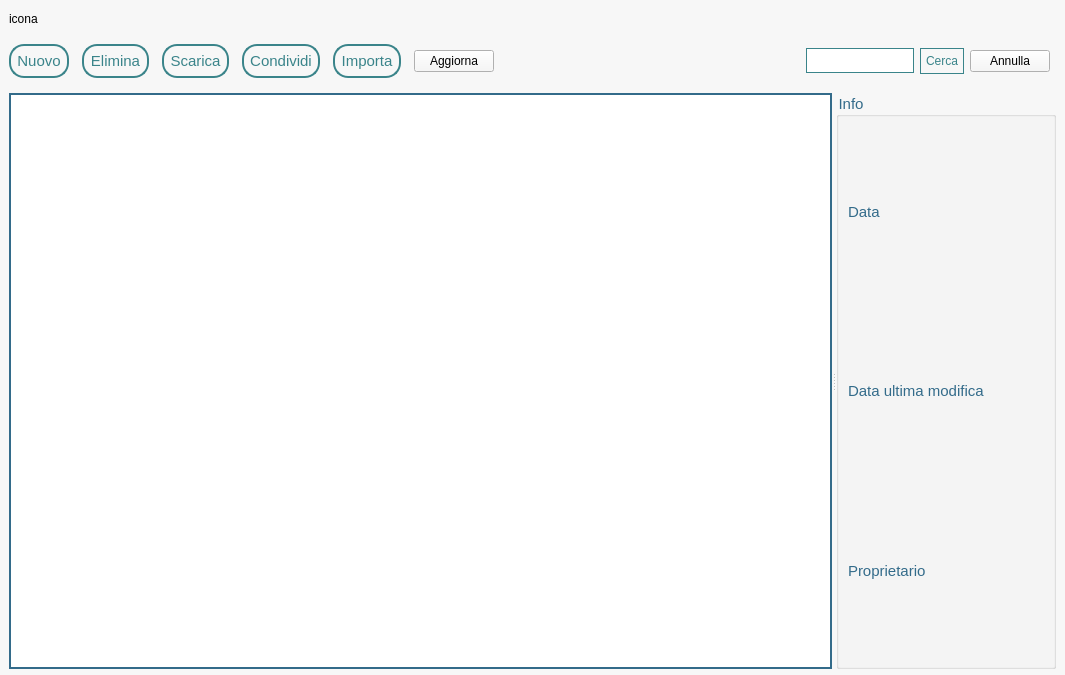
Old version of the form Client/principale.ui in the repository MarcoFlo/Google-Drive.
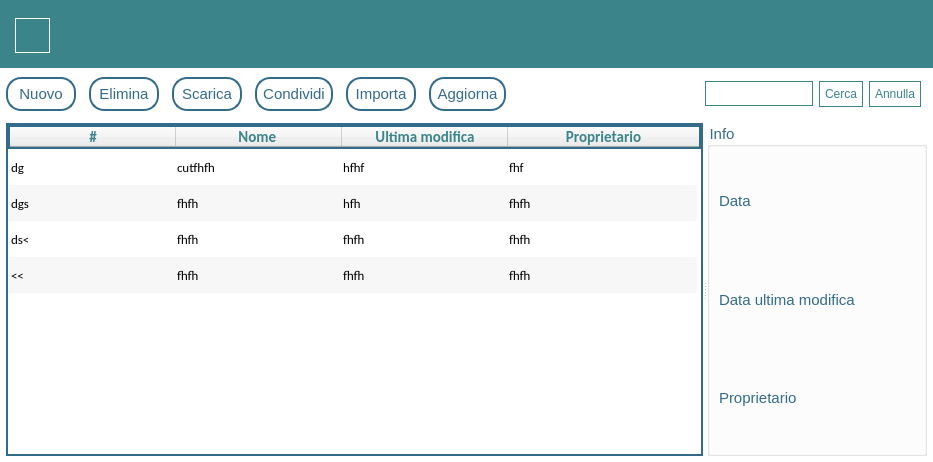
New version of the form.

Diff of the .ui file:
```diff
--- a/Client/principale.ui
+++ b/Client/principale.ui
@@ -6,8 +6,8 @@
    <rect>
     <x>0</x>
     <y>0</y>
-    <width>1065</width>
-    <height>675</height>
+    <width>933</width>
+    <height>462</height>
    </rect>
   </property>
   <property name="minimumSize">
@@ -20,7 +20,7 @@
    <string>MainWindow</string>
   </property>
   <property name="styleSheet">
-   <string notr="true">background-color: rgb(247, 247, 247);
+   <string notr="true">background-color: white;
 border-color:10px solid black;</string>
   </property>
   <widget class="QWidget" name="centralwidget">
@@ -36,35 +36,74 @@
      <height>0</height>
     </size>
    </property>
-   <layout class="QVBoxLayout" name="verticalLayout_2" stretch="0,0,0">
+   <property name="styleSheet">
+    <string notr="true"/>
+   </property>
+   <layout class="QVBoxLayout" name="verticalLayout_2" stretch="0,0">
     <property name="spacing">
-     <number>15</number>
+     <number>5</number>
     </property>
     <property name="sizeConstraint">
      <enum>QLayout::SetNoConstraint</enum>
     </property>
+    <property name="leftMargin">
+     <number>0</number>
+    </property>
+    <property name="topMargin">
+     <number>0</number>
+    </property>
+    <property name="rightMargin">
+     <number>0</number>
+    </property>
     <property name="bottomMargin">
-     <number>6</number>
+     <number>0</number>
     </property>
     <item>
-     <layout class="QHBoxLayout" name="barra1">
-      <property name="spacing">
-       <number>0</number>
+     <widget class="QGroupBox" name="">
+      <property name="styleSheet">
+       <string notr="true">background-color: #3a848a;
+border: none;</string>
       </property>
+      <layout class="QGridLayout" name="gridLayout">
       <property name="sizeConstraint">
        <enum>QLayout::SetDefaultConstraint</enum>
       </property>
-      <item>
+       <property name="leftMargin">
+        <number>12</number>
+       </property>
+       <property name="topMargin">
+        <number>12</number>
+       </property>
+       <property name="rightMargin">
+        <number>12</number>
+       </property>
+       <property name="bottomMargin">
+        <number>12</number>
+       </property>
+       <item row="0" column="0">
        <widget class="QLabel" name="icona">
+         <property name="sizePolicy">
+          <sizepolicy hsizetype="Fixed" vsizetype="Preferred">
+           <horstretch>0</horstretch>
+           <verstretch>0</verstretch>
+          </sizepolicy>
+         </property>
+         <property name="minimumSize">
+          <size>
+           <width>35</width>
+           <height>35</height>
+          </size>
+         </property>
         <property name="styleSheet">
-         <string notr="true">background-color:none;</string>
+          <string notr="true">background-color:none;
+border: 1px solid white</string>
         </property>
         <property name="text">
-         <string>icona</string>
+          <string/>
         </property>
        </widget>
       </item>
-      <item>
+       <item row="0" column="1">
        <layout class="QHBoxLayout" name="horizontalLayout">
         <item>
          <spacer name="horizontalSpacer_2">
@@ -82,7 +121,25 @@
        </layout>
       </item>
      </layout>
+     </widget>
     </item>
+    <item>
+     <layout class="QVBoxLayout" name="verticalLayout_3">
+      <property name="spacing">
+       <number>9</number>
+      </property>
+      <property name="leftMargin">
+       <number>6</number>
+      </property>
+      <property name="topMargin">
+       <number>1</number>
+      </property>
+      <property name="rightMargin">
+       <number>6</number>
+      </property>
+      <property name="bottomMargin">
+       <number>6</number>
+      </property>
     <item>
      <layout class="QHBoxLayout" name="barra2">
       <property name="spacing">
@@ -92,7 +149,10 @@
        <enum>QLayout::SetDefaultConstraint</enum>
       </property>
       <property name="topMargin">
-       <number>0</number>
+         <number>3</number>
+        </property>
+        <property name="bottomMargin">
+         <number>3</number>
       </property>
       <item>
        <layout class="QHBoxLayout" name="horizontalLayout_2">
@@ -101,15 +161,35 @@
         </property>
         <item>
          <widget class="QPushButton" name="nuovo">
+            <property name="sizePolicy">
+             <sizepolicy hsizetype="Preferred" vsizetype="Fixed">
+              <horstretch>0</horstretch>
+              <verstretch>0</verstretch>
+             </sizepolicy>
+            </property>
+            <property name="minimumSize">
+             <size>
+              <width>70</width>
+              <height>0</height>
+             </size>
+            </property>
           <property name="styleSheet">
-           <string notr="true">border-radius: 15px;
-background-color:none;
-border:2px solid #3a848a;
-padding: 6px;
-color: #3a848a;
-font-size: 15px;
-font-family: 'Calibri';
-border-radius: 15px;</string>
+             <string notr="true">QPushButton
+{
+	background-color:none;
+	border:2px solid #336b8a;
+	padding: 6px;
+	color: #336b8a;
+	font-size: 15px;
+	font-family: 'Calibri';
+	border-radius: 15px;
+}
+QPushButton:hover
+{
+	background-color: #336b8a;
+	color:white;
+}
+</string>
           </property>
           <property name="text">
            <string>Nuovo</string>
@@ -121,16 +201,41 @@
           <property name="enabled">
            <bool>true</bool>
           </property>
+            <property name="sizePolicy">
+             <sizepolicy hsizetype="Preferred" vsizetype="Fixed">
+              <horstretch>0</horstretch>
+              <verstretch>0</verstretch>
+             </sizepolicy>
+            </property>
+            <property name="minimumSize">
+             <size>
+              <width>70</width>
+              <height>0</height>
+             </size>
+            </property>
           <property name="styleSheet">
-           <string notr="true">background-color:none;
-border:2px solid #3a848a;
-padding: 6px;
-color: #3a848a;
-font-size: 15px;
-font-family: 'Calibri';
-border-radius: 15px;
-
-disabled-border-color: solid grey;</string>
+             <string notr="true">QPushButton:enabled
+{
+	background-color:none;
+	border:2px solid #336b8a;
+	padding: 6px;
+	color: #336b8a;
+	font-size: 15px;
+	font-family: 'Calibri';
+	border-radius: 15px;
+}
+QPushButton:hover
+{
+	background-color: #336b8a;
+	color:white;
+}
+QPushButton:disabled
+{
+	background-color: rgb(223, 223, 223);
+	color:white;
+	border: 1px solid rgb(223, 223, 223);
+}
+</string>
           </property>
           <property name="text">
            <string>Elimina</string>
@@ -139,14 +244,40 @@
         </item>
         <item>
          <widget class="QPushButton" name="scarica">
+            <property name="sizePolicy">
+             <sizepolicy hsizetype="Preferred" vsizetype="Fixed">
+              <horstretch>0</horstretch>
+              <verstretch>0</verstretch>
+             </sizepolicy>
+            </property>
+            <property name="minimumSize">
+             <size>
+              <width>70</width>
+              <height>0</height>
+             </size>
+            </property>
           <property name="styleSheet">
-           <string notr="true">background-color:none;
-border:2px solid #3a848a;
-padding: 6px;
-color: #3a848a;
-font-size: 15px;
-font-family: 'Calibri';
-border-radius: 15px;</string>
+             <string notr="true">QPushButton:enabled
+{
+	background-color:none;
+	border:2px solid #336b8a;
+	padding: 6px;
+	color: #336b8a;
+	font-size: 15px;
+	font-family: 'Calibri';
+	border-radius: 15px;
+}
+QPushButton:hover
+{
+	background-color: #336b8a;
+	color:white;
+}
+QPushButton:disabled
+{
+	background-color: rgb(223, 223, 223);
+	color:white;
+	border: 1px solid rgb(223, 223, 223);
+}</string>
           </property>
           <property name="text">
            <string>Scarica</string>
@@ -155,14 +286,34 @@
         </item>
         <item>
          <widget class="QPushButton" name="condividi">
+            <property name="minimumSize">
+             <size>
+              <width>70</width>
+              <height>0</height>
+             </size>
+            </property>
           <property name="styleSheet">
-           <string notr="true">background-color:none;
-border:2px solid #3a848a;
-padding: 6px;
-color: #3a848a;
-font-size: 15px;
-font-family: 'Calibri';
-border-radius: 15px;</string>
+             <string notr="true">QPushButton:enabled
+{
+	background-color:none;
+	border:2px solid #336b8a;
+	padding: 6px;
+	color: #336b8a;
+	font-size: 15px;
+	font-family: 'Calibri';
+	border-radius: 15px;
+}
+QPushButton:hover
+{
+	background-color: #336b8a;
+	color:white;
+}
+QPushButton:disabled
+{
+	background-color: rgb(223, 223, 223);
+	color:white;
+	border: 1px solid rgb(223, 223, 223);
+}</string>
           </property>
           <property name="text">
            <string>Condividi</string>
@@ -171,14 +322,35 @@
         </item>
         <item>
          <widget class="QPushButton" name="importa">
+            <property name="sizePolicy">
+             <sizepolicy hsizetype="Preferred" vsizetype="Fixed">
+              <horstretch>0</horstretch>
+              <verstretch>0</verstretch>
+             </sizepolicy>
+            </property>
+            <property name="minimumSize">
+             <size>
+              <width>70</width>
+              <height>0</height>
+             </size>
+            </property>
           <property name="styleSheet">
-           <string notr="true">background-color:none;
-border:2px solid #3a848a;
-padding: 6px;
-color: #3a848a;
-font-size: 15px;
-font-family: 'Calibri';
-border-radius: 15px;</string>
+             <string notr="true">QPushButton
+{
+	background-color:none;
+	border:2px solid #336b8a;
+	padding: 6px;
+	color: #336b8a;
+	font-size: 15px;
+	font-family: 'Calibri';
+	border-radius: 15px;
+}
+QPushButton:hover
+{
+	background-color: #336b8a;
+	color:white;
+}
+</string>
           </property>
           <property name="text">
            <string>Importa</string>
@@ -187,6 +359,36 @@
         </item>
         <item>
          <widget class="QPushButton" name="aggiorna">
+            <property name="sizePolicy">
+             <sizepolicy hsizetype="Preferred" vsizetype="Fixed">
+              <horstretch>0</horstretch>
+              <verstretch>0</verstretch>
+             </sizepolicy>
+            </property>
+            <property name="minimumSize">
+             <size>
+              <width>70</width>
+              <height>0</height>
+             </size>
+            </property>
+            <property name="styleSheet">
+             <string notr="true">QPushButton
+{
+	background-color:none;
+	border:2px solid #336b8a;
+	padding: 6px;
+	color: #336b8a;
+	font-size: 15px;
+	font-family: 'Calibri';
+	border-radius: 15px;
+}
+QPushButton:hover
+{
+	background-color: #336b8a;
+	color:white;
+}
+</string>
+            </property>
           <property name="text">
            <string>Aggiorna</string>
           </property>
@@ -245,9 +447,19 @@
            </font>
           </property>
           <property name="styleSheet">
-           <string notr="true">border:1px solid #3a848a;
-color: #3a848a;
-background-color:none;
+             <string notr="true">QLineEdit
+{
+	border:1px solid #3a848a;
+}
+QLineEdit:hover
+{
+	border:2px solid #3a848a;
+}
+QLineEdit:focus
+{
+	border:2px solid #3a848a;
+}
+
 </string>
           </property>
          </widget>
@@ -255,12 +467,19 @@
         <item>
          <widget class="QPushButton" name="cerca">
           <property name="styleSheet">
-           <string notr="true">color: #3a848a;
-font-size: 12px;
-border: 1px solid #3a848a;
-padding: 5px;
-font-family: 'Calibri';
-background-color:none</string>
+             <string notr="true">QPushButton
+{
+	color: #3a848a;
+	font-size: 12px;
+	border: 1px solid #3a848a;
+	padding: 5px;
+	font-family: 'Calibri';
+	background-color:none;
+}
+QPushButton:hover
+{
+	border:2px solid #3a848a;
+}</string>
           </property>
           <property name="text">
            <string>Cerca</string>
@@ -269,6 +488,21 @@
         </item>
         <item>
          <widget class="QPushButton" name="annullaCerca">
+            <property name="styleSheet">
+             <string notr="true">QPushButton
+{
+	color: #3a848a;
+	font-size: 12px;
+	border: 1px solid #3a848a;
+	padding: 5px;
+	font-family: 'Calibri';
+	background-color:none;
+}
+QPushButton:hover
+{
+	border:2px solid #3a848a;
+}</string>
+            </property>
           <property name="text">
            <string>Annulla</string>
           </property>
@@ -289,10 +523,22 @@
       <property name="styleSheet">
        <string notr="true">background-color:none;</string>
       </property>
+        <property name="frameShape">
+         <enum>QFrame::NoFrame</enum>
+        </property>
       <property name="orientation">
        <enum>Qt::Horizontal</enum>
       </property>
       <widget class="QTableWidget" name="lista">
+         <property name="font">
+          <font>
+           <family>Calibri</family>
+           <pointsize>-1</pointsize>
+          </font>
+         </property>
+         <property name="tabletTracking">
+          <bool>false</bool>
+         </property>
        <property name="contextMenuPolicy">
         <enum>Qt::NoContextMenu</enum>
        </property>
@@ -303,12 +549,345 @@
         <string notr="true">background-color:none;
 border: 2px solid #336b8a;
 font-family:'Calibri';
-font-size:12px;
-color:#336b8a;</string>
+font-size:13px;
+text-align:center;</string>
+         </property>
+         <property name="frameShape">
+          <enum>QFrame::NoFrame</enum>
+         </property>
+         <property name="frameShadow">
+          <enum>QFrame::Sunken</enum>
+         </property>
+         <property name="lineWidth">
+          <number>0</number>
+         </property>
+         <property name="midLineWidth">
+          <number>0</number>
+         </property>
+         <property name="verticalScrollBarPolicy">
+          <enum>Qt::ScrollBarAsNeeded</enum>
        </property>
        <property name="sizeAdjustPolicy">
         <enum>QAbstractScrollArea::AdjustIgnored</enum>
        </property>
+         <property name="autoScroll">
+          <bool>true</bool>
+         </property>
+         <property name="editTriggers">
+          <set>QAbstractItemView::NoEditTriggers</set>
+         </property>
+         <property name="tabKeyNavigation">
+          <bool>true</bool>
+         </property>
+         <property name="showDropIndicator" stdset="0">
+          <bool>true</bool>
+         </property>
+         <property name="dragEnabled">
+          <bool>false</bool>
+         </property>
+         <property name="dragDropOverwriteMode">
+          <bool>false</bool>
+         </property>
+         <property name="alternatingRowColors">
+          <bool>true</bool>
+         </property>
+         <property name="selectionMode">
+          <enum>QAbstractItemView::SingleSelection</enum>
+         </property>
+         <property name="selectionBehavior">
+          <enum>QAbstractItemView::SelectRows</enum>
+         </property>
+         <property name="iconSize">
+          <size>
+           <width>0</width>
+           <height>0</height>
+          </size>
+         </property>
+         <property name="textElideMode">
+          <enum>Qt::ElideLeft</enum>
+         </property>
+         <property name="showGrid">
+          <bool>false</bool>
+         </property>
+         <property name="gridStyle">
+          <enum>Qt::DashLine</enum>
+         </property>
+         <property name="sortingEnabled">
+          <bool>true</bool>
+         </property>
+         <property name="wordWrap">
+          <bool>false</bool>
+         </property>
+         <property name="cornerButtonEnabled">
+          <bool>false</bool>
+         </property>
+         <property name="rowCount">
+          <number>4</number>
+         </property>
+         <property name="columnCount">
+          <number>4</number>
+         </property>
+         <attribute name="horizontalHeaderVisible">
+          <bool>true</bool>
+         </attribute>
+         <attribute name="horizontalHeaderCascadingSectionResizes">
+          <bool>false</bool>
+         </attribute>
+         <attribute name="horizontalHeaderMinimumSectionSize">
+          <number>166</number>
+         </attribute>
+         <attribute name="horizontalHeaderDefaultSectionSize">
+          <number>166</number>
+         </attribute>
+         <attribute name="horizontalHeaderHighlightSections">
+          <bool>true</bool>
+         </attribute>
+         <attribute name="horizontalHeaderShowSortIndicator" stdset="0">
+          <bool>true</bool>
+         </attribute>
+         <attribute name="horizontalHeaderStretchLastSection">
+          <bool>true</bool>
+         </attribute>
+         <attribute name="verticalHeaderVisible">
+          <bool>false</bool>
+         </attribute>
+         <attribute name="verticalHeaderCascadingSectionResizes">
+          <bool>false</bool>
+         </attribute>
+         <attribute name="verticalHeaderMinimumSectionSize">
+          <number>36</number>
+         </attribute>
+         <attribute name="verticalHeaderDefaultSectionSize">
+          <number>36</number>
+         </attribute>
+         <attribute name="verticalHeaderHighlightSections">
+          <bool>false</bool>
+         </attribute>
+         <attribute name="verticalHeaderShowSortIndicator" stdset="0">
+          <bool>false</bool>
+         </attribute>
+         <attribute name="verticalHeaderStretchLastSection">
+          <bool>false</bool>
+         </attribute>
+         <row/>
+         <row/>
+         <row/>
+         <row/>
+         <column>
+          <property name="text">
+           <string>#</string>
+          </property>
+          <property name="font">
+           <font>
+            <family>Calibri</family>
+            <pointsize>11</pointsize>
+            <weight>75</weight>
+            <bold>true</bold>
+           </font>
+          </property>
+          <property name="textAlignment">
+           <set>AlignCenter</set>
+          </property>
+          <property name="foreground">
+           <brush brushstyle="SolidPattern">
+            <color alpha="255">
+             <red>58</red>
+             <green>132</green>
+             <blue>138</blue>
+            </color>
+           </brush>
+          </property>
+         </column>
+         <column>
+          <property name="text">
+           <string>Nome </string>
+          </property>
+          <property name="font">
+           <font>
+            <family>Calibri</family>
+            <pointsize>11</pointsize>
+            <weight>75</weight>
+            <bold>true</bold>
+           </font>
+          </property>
+          <property name="textAlignment">
+           <set>AlignCenter</set>
+          </property>
+          <property name="background">
+           <color>
+            <red>255</red>
+            <green>255</green>
+            <blue>255</blue>
+           </color>
+          </property>
+          <property name="foreground">
+           <brush brushstyle="SolidPattern">
+            <color alpha="255">
+             <red>58</red>
+             <green>132</green>
+             <blue>138</blue>
+            </color>
+           </brush>
+          </property>
+         </column>
+         <column>
+          <property name="text">
+           <string>Ultima modifica</string>
+          </property>
+          <property name="font">
+           <font>
+            <family>Calibri</family>
+            <pointsize>11</pointsize>
+            <weight>75</weight>
+            <bold>true</bold>
+           </font>
+          </property>
+          <property name="textAlignment">
+           <set>AlignCenter</set>
+          </property>
+          <property name="foreground">
+           <brush brushstyle="SolidPattern">
+            <color alpha="255">
+             <red>58</red>
+             <green>132</green>
+             <blue>138</blue>
+            </color>
+           </brush>
+          </property>
+         </column>
+         <column>
+          <property name="text">
+           <string>Proprietario</string>
+          </property>
+          <property name="font">
+           <font>
+            <family>Calibri</family>
+            <pointsize>11</pointsize>
+            <weight>75</weight>
+            <bold>true</bold>
+           </font>
+          </property>
+          <property name="textAlignment">
+           <set>AlignCenter</set>
+          </property>
+          <property name="foreground">
+           <brush brushstyle="SolidPattern">
+            <color alpha="255">
+             <red>58</red>
+             <green>132</green>
+             <blue>138</blue>
+            </color>
+           </brush>
+          </property>
+         </column>
+         <item row="0" column="0">
+          <property name="text">
+           <string>dg</string>
+          </property>
+          <property name="font">
+           <font>
+            <family>Calibri</family>
+           </font>
+          </property>
+         </item>
+         <item row="0" column="1">
+          <property name="text">
+           <string>cutfhfh</string>
+          </property>
+          <property name="background">
+           <brush brushstyle="SolidPattern">
+            <color alpha="255">
+             <red>255</red>
+             <green>255</green>
+             <blue>255</blue>
+            </color>
+           </brush>
+          </property>
+          <property name="foreground">
+           <brush brushstyle="HorPattern">
+            <color alpha="255">
+             <red>0</red>
+             <green>0</green>
+             <blue>0</blue>
+            </color>
+           </brush>
+          </property>
+         </item>
+         <item row="0" column="2">
+          <property name="text">
+           <string>hfhf</string>
+          </property>
+         </item>
+         <item row="0" column="3">
+          <property name="text">
+           <string>fhf</string>
+          </property>
+         </item>
+         <item row="1" column="0">
+          <property name="text">
+           <string>dgs</string>
+          </property>
+         </item>
+         <item row="1" column="1">
+          <property name="text">
+           <string>fhfh</string>
+          </property>
+         </item>
+         <item row="1" column="2">
+          <property name="text">
+           <string>hfh</string>
+          </property>
+         </item>
+         <item row="1" column="3">
+          <property name="text">
+           <string>fhfh</string>
+          </property>
+         </item>
+         <item row="2" column="0">
+          <property name="text">
+           <string>ds&lt;</string>
+          </property>
+         </item>
+         <item row="2" column="1">
+          <property name="text">
+           <string>fhfh</string>
+          </property>
+         </item>
+         <item row="2" column="2">
+          <property name="text">
+           <string>fhfh</string>
+          </property>
+         </item>
+         <item row="2" column="3">
+          <property name="text">
+           <string>fhfh</string>
+          </property>
+         </item>
+         <item row="3" column="0">
+          <property name="text">
+           <string>&lt;&lt;</string>
+          </property>
+         </item>
+         <item row="3" column="1">
+          <property name="text">
+           <string>fhfh</string>
+          </property>
+         </item>
+         <item row="3" column="2">
+          <property name="text">
+           <string>fhfh</string>
+          </property>
+         </item>
+         <item row="3" column="3">
+          <property name="text">
+           <string>fhfh</string>
+          </property>
+          <property name="font">
+           <font>
+            <family>Calibri</family>
+           </font>
+          </property>
+         </item>
       </widget>
       <widget class="QGroupBox" name="info">
        <property name="maximumSize">
@@ -338,6 +917,9 @@
         <property name="topMargin">
          <number>8</number>
         </property>
+          <property name="rightMargin">
+           <number>13</number>
+          </property>
         <item>
          <layout class="QHBoxLayout" name="horizontalLayout_4">
           <property name="spacing">
@@ -375,6 +957,8 @@
        </layout>
       </widget>
      </widget>
+      </item>
+     </layout>
     </item>
    </layout>
   </widget>
```
Left out of the diff: 5 changed lines with no effect on the pictures. Lines whose indentation alone changed are shown as unchanged.
